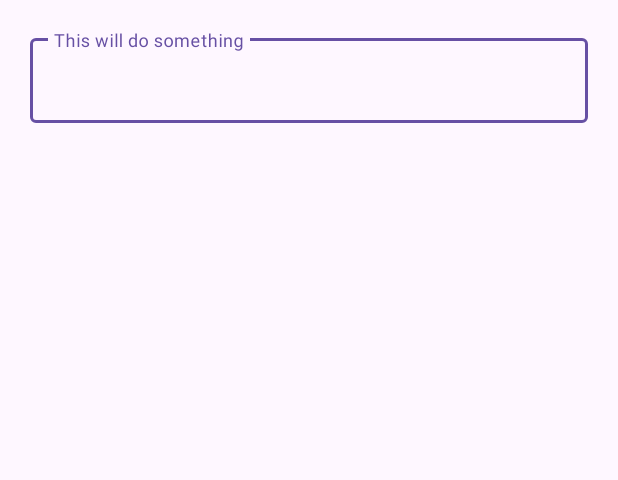
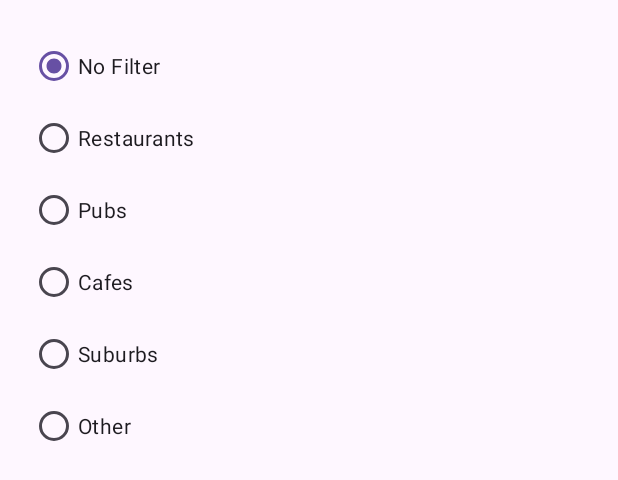
Before and after one commit to KlaHoff/COM626, an Android app: the layout dialog_filter_poi.xml on its own in the app's theme, with its tools: preview values and no code run, on a phone screen of 412 x 824 dp. Shown: the top 480 px of the screen. Run offline under Robolectric (Android 15) with nearby library versions, the phone set to English and light mode, and no system bars.

```diff
--- a/app/src/main/res/layout/dialog_filter_poi.xml
+++ b/app/src/main/res/layout/dialog_filter_poi.xml
@@ -2,20 +2,55 @@
 <LinearLayout xmlns:android="http://schemas.android.com/apk/res/android"
     android:layout_width="match_parent"
     android:layout_height="match_parent"
-    android:padding="20dp"
+    android:paddingTop="10dp"
+    android:paddingLeft="20dp"
+    android:paddingRight="20dp"
+    android:paddingBottom="20dp"
     android:orientation="vertical">
-
-    <com.google.android.material.textfield.TextInputLayout
-        style="@style/Widget.Material3.TextInputLayout.OutlinedBox"
+    <RadioGroup
+        android:id="@+id/filter_radio_group"
         android:layout_width="match_parent"
         android:layout_height="wrap_content"
-        android:hint="This will do something">
+        android:orientation="vertical"
+        android:layout_marginTop="10dp">
 
-        <com.google.android.material.textfield.TextInputEditText
-            android:id="@+id/edit_text"
-            android:layout_width="match_parent"
-            android:layout_height="wrap_content" />
+        <RadioButton
+            android:id="@+id/radio_no_filter"
+            android:layout_width="wrap_content"
+            android:layout_height="wrap_content"
+            android:text="@string/no_filter"
+            android:checked="true" />
 
-    </com.google.android.material.textfield.TextInputLayout>
+        <RadioButton
+            android:id="@+id/radio_restaurants"
+            android:layout_width="wrap_content"
+            android:layout_height="wrap_content"
+            android:text="@string/restaurants" />
+
+        <RadioButton
+            android:id="@+id/radio_pubs"
+            android:layout_width="wrap_content"
+            android:layout_height="wrap_content"
+            android:text="@string/pubs" />
+
+        <RadioButton
+            android:id="@+id/radio_cafes"
+            android:layout_width="wrap_content"
+            android:layout_height="wrap_content"
+            android:text="@string/cafes" />
+
+        <RadioButton
+            android:id="@+id/radio_suburbs"
+            android:layout_width="wrap_content"
+            android:layout_height="wrap_content"
+            android:text="@string/suburbs" />
+
+        <RadioButton
+            android:id="@+id/radio_other"
+            android:layout_width="wrap_content"
+            android:layout_height="wrap_content"
+            android:text="@string/other" />
+
+    </RadioGroup>
 
 </LinearLayout>
--- a/app/src/main/res/values/strings.xml
+++ b/app/src/main/res/values/strings.xml
@@ -12,4 +12,10 @@
     <string name="stopGps">stop Gps</string>
     <string name="channel_name">POI Notifications</string>
     <string name="channel_description">Notifications for Points of Interest (POIs) near you.</string>
+    <string name="suburbs">Suburbs</string>
+    <string name="other">Other</string>
+    <string name="cafes">Cafes</string>
+    <string name="pubs">Pubs</string>
+    <string name="restaurants">Restaurants</string>
+    <string name="no_filter">No Filter</string>
 </resources>
```
